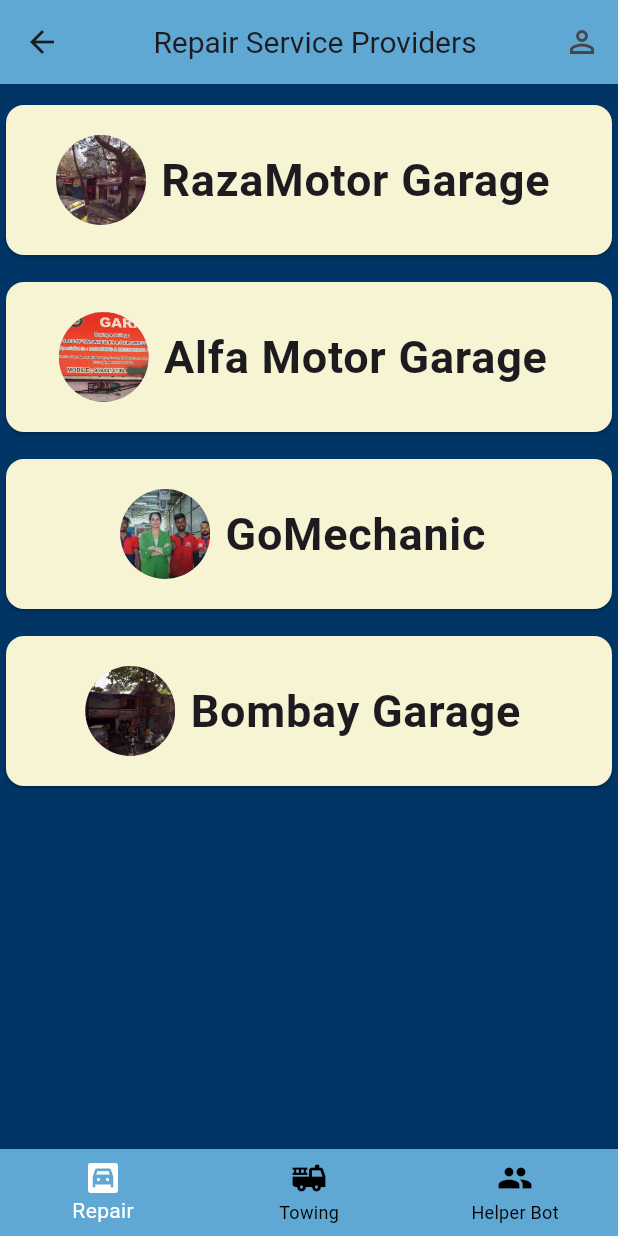
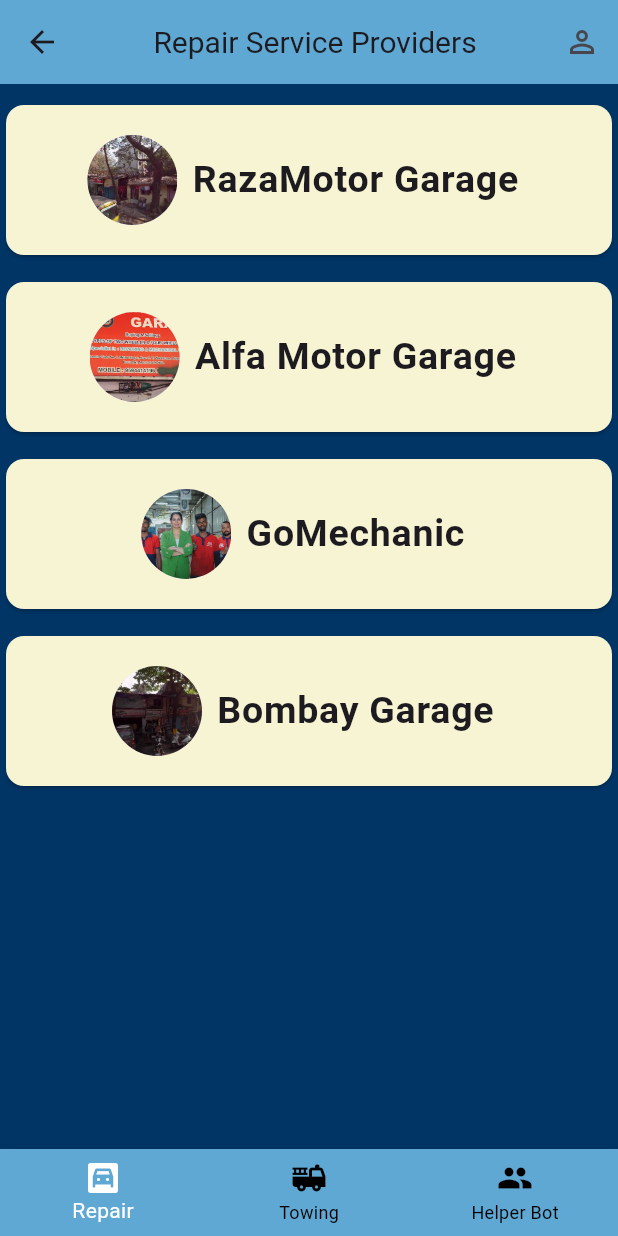
Before and after one commit to DwayneNixon/road_rescue_app, a Flutter app: the GaragePage screen opened directly, on a phone screen of 412 x 824 dp. Run offline on Flutter 3.47's test engine with Material 3 defaults, Android fonts, the phone set to English and light mode, and no system bars; our stand-ins replace carousel_slider, dash_chat_2, firebase_auth, firebase_core, flutter_map, font_awesome_flutter and 3 more; missing offline and left inert: flutter_phone_direct_caller; accounts and stored records are empty.

Commit message:
Final commit

```diff
--- a/lib/garage.dart
+++ b/lib/garage.dart
@@ -102,7 +102,7 @@ class GaragePage extends StatelessWidget {
                                     garageList[index].name,
                                     style: const TextStyle(
                                       fontSize:
-                                          30, // Increase the font size as desired
+                                          25, // Increase the font size as desired
                                       fontWeight:
                                           FontWeight.bold, // Make the text bold
                                     ),
```
